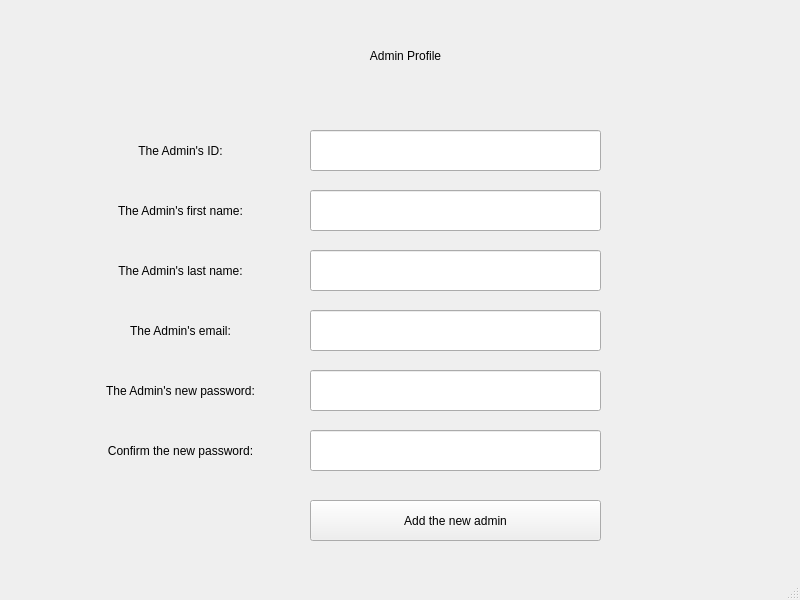
Old version of the form GUI_AdminProfile.ui in the repository nwaaf20050-netizen/EE202_Course_Project.
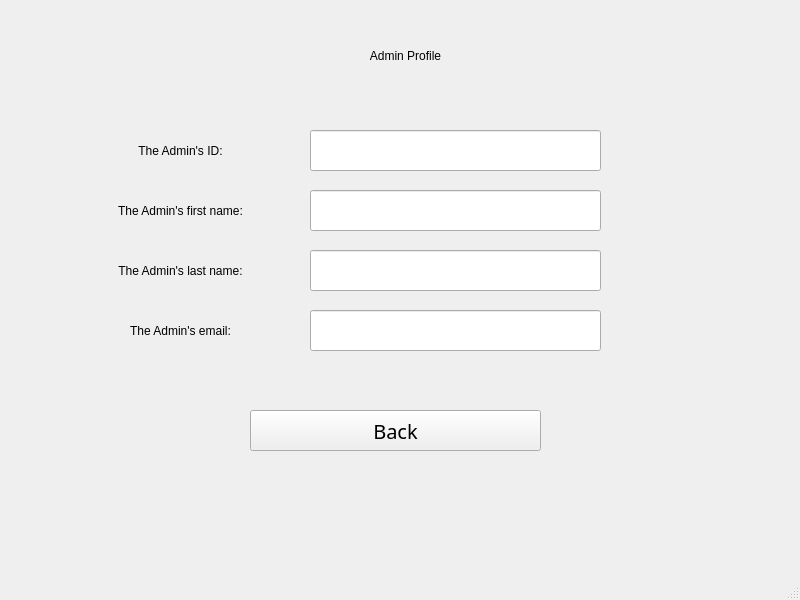
New version of the form.

Diff of the .ui file:
```diff
--- a/GUI_AdminProfile.ui
+++ b/GUI_AdminProfile.ui
@@ -109,44 +109,6 @@
      <set>Qt::AlignCenter</set>
     </property>
    </widget>
-   <widget class="QLabel" name="label_6">
-    <property name="geometry">
-     <rect>
-      <x>70</x>
-      <y>370</y>
-      <width>221</width>
-      <height>41</height>
-     </rect>
-    </property>
-    <property name="styleSheet">
-     <string notr="true">font:12pt &quot;Rockwell&quot;</string>
-    </property>
-    <property name="text">
-     <string>The Admin's new password:</string>
-    </property>
-    <property name="alignment">
-     <set>Qt::AlignCenter</set>
-    </property>
-   </widget>
-   <widget class="QLabel" name="label_7">
-    <property name="geometry">
-     <rect>
-      <x>70</x>
-      <y>430</y>
-      <width>221</width>
-      <height>41</height>
-     </rect>
-    </property>
-    <property name="styleSheet">
-     <string notr="true">font:12pt &quot;Rockwell&quot;</string>
-    </property>
-    <property name="text">
-     <string>Confirm the new password:</string>
-    </property>
-    <property name="alignment">
-     <set>Qt::AlignCenter</set>
-    </property>
-   </widget>
    <widget class="QLineEdit" name="lineEdit_IDNumber">
     <property name="geometry">
      <rect>
@@ -211,52 +173,29 @@
      <set>Qt::AlignCenter</set>
     </property>
    </widget>
-   <widget class="QLineEdit" name="lineEdit_NewPassword">
+   <widget class="QPushButton" name="pushButton_Back">
     <property name="geometry">
      <rect>
-      <x>310</x>
-      <y>370</y>
+      <x>250</x>
+      <y>410</y>
       <width>291</width>
       <height>41</height>
      </rect>
     </property>
-    <property name="styleSheet">
-     <string notr="true">font: 15pt &quot;Rockwell&quot;</string>
-    </property>
-    <property name="alignment">
-     <set>Qt::AlignCenter</set>
-    </property>
-   </widget>
-   <widget class="QLineEdit" name="lineEdit_ConfirmPassword">
-    <property name="geometry">
-     <rect>
-      <x>310</x>
-      <y>430</y>
-      <width>291</width>
-      <height>41</height>
-     </rect>
-    </property>
-    <property name="styleSheet">
-     <string notr="true">font: 15pt &quot;Rockwell&quot;</string>
-    </property>
-    <property name="alignment">
-     <set>Qt::AlignCenter</set>
-    </property>
-   </widget>
-   <widget class="QPushButton" name="pushButton_AddAdmin">
-    <property name="geometry">
-     <rect>
-      <x>310</x>
-      <y>500</y>
-      <width>291</width>
-      <height>41</height>
-     </rect>
+    <property name="font">
+     <font>
+      <family>Rockwell</family>
+      <pointsize>15</pointsize>
+      <weight>50</weight>
+      <italic>false</italic>
+      <bold>false</bold>
+     </font>
     </property>
     <property name="styleSheet">
      <string notr="true">font: 15pt &quot;Rockwell&quot;</string>
     </property>
     <property name="text">
-     <string>Add the new admin</string>
+     <string>Back</string>
     </property>
    </widget>
   </widget>
```
